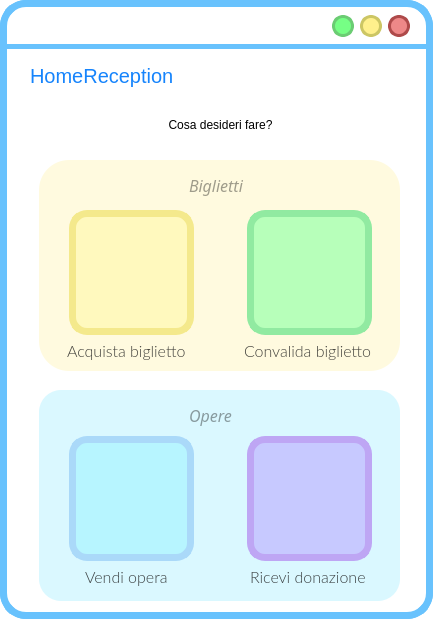
This is frontend/ui/HomeReception.ui in MrPio/MuseoOmero as Qt 5 draws it before an edit. The edited form follows.
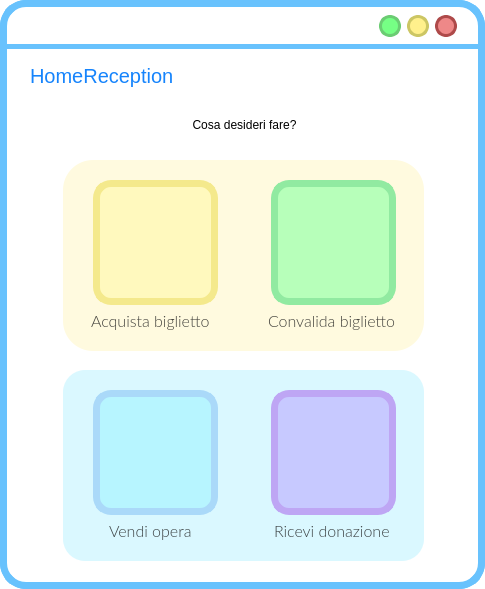
This is the edited form. Icons and pictures are not drawn.

Diff of the .ui file:
```diff
--- a/frontend/ui/HomeReception.ui
+++ b/frontend/ui/HomeReception.ui
@@ -6,8 +6,8 @@
    <rect>
     <x>0</x>
     <y>0</y>
-    <width>433</width>
-    <height>619</height>
+    <width>485</width>
+    <height>589</height>
    </rect>
   </property>
   <property name="windowTitle">
@@ -58,7 +58,7 @@
    <widget class="QPushButton" name="reduceButton">
     <property name="geometry">
      <rect>
-      <x>332</x>
+      <x>379</x>
       <y>15</y>
       <width>22</width>
       <height>22</height>
@@ -109,7 +109,7 @@
    <widget class="QPushButton" name="exitButton">
     <property name="geometry">
      <rect>
-      <x>388</x>
+      <x>435</x>
       <y>15</y>
       <width>22</width>
       <height>22</height>
@@ -160,7 +160,7 @@
    <widget class="QPushButton" name="maximizeButton">
     <property name="geometry">
      <rect>
-      <x>360</x>
+      <x>407</x>
       <y>15</y>
       <width>22</width>
       <height>22</height>
@@ -211,7 +211,7 @@
    <widget class="QLabel" name="label_4">
     <property name="geometry">
      <rect>
-      <x>10</x>
+      <x>34</x>
       <y>100</y>
       <width>421</width>
       <height>51</height>
@@ -229,10 +229,10 @@
    <widget class="QLabel" name="label_2">
     <property name="geometry">
      <rect>
-      <x>39</x>
+      <x>63</x>
       <y>160</y>
       <width>361</width>
-      <height>211</height>
+      <height>191</height>
      </rect>
     </property>
     <property name="styleSheet">
@@ -259,8 +259,8 @@
    <widget class="QLabel" name="acquistaBigliettoBigButton">
     <property name="geometry">
      <rect>
-      <x>69</x>
-      <y>210</y>
+      <x>93</x>
+      <y>180</y>
       <width>125</width>
       <height>125</height>
      </rect>
@@ -301,10 +301,10 @@
    <widget class="QLabel" name="label_3">
     <property name="geometry">
      <rect>
-      <x>39</x>
-      <y>390</y>
+      <x>63</x>
+      <y>370</y>
       <width>361</width>
-      <height>211</height>
+      <height>191</height>
      </rect>
     </property>
     <property name="styleSheet">
@@ -329,8 +329,8 @@
    <widget class="QLabel" name="label_14">
     <property name="geometry">
      <rect>
-      <x>250</x>
-      <y>566</y>
+      <x>274</x>
+      <y>520</y>
       <width>121</width>
       <height>21</height>
      </rect>
@@ -363,8 +363,8 @@
    <widget class="QLabel" name="label_13">
     <property name="geometry">
      <rect>
-      <x>85</x>
-      <y>566</y>
+      <x>109</x>
+      <y>520</y>
       <width>91</width>
       <height>21</height>
      </rect>
@@ -394,46 +394,11 @@
      <string>Vendi opera</string>
     </property>
    </widget>
-   <widget class="QLabel" name="label_10">
-    <property name="geometry">
-     <rect>
-      <x>189</x>
-      <y>400</y>
-      <width>61</width>
-      <height>31</height>
-     </rect>
-    </property>
-    <property name="font">
-     <font>
-      <family>Lato-regular</family>
-      <pointsize>-1</pointsize>
-      <weight>50</weight>
-      <italic>false</italic>
-      <bold>false</bold>
-     </font>
-    </property>
-    <property name="styleSheet">
-     <string notr="true">QLabel{
-background-color: rgba(218, 248, 255);
-left: 361px;
-top: 479px;
-width: 51px;
-height: 24px;
-color: rgba(0, 0, 0, 0.38);
-font-size: 20px;
-text-align: center;
-font-family: Lato-regular;
-}</string>
-    </property>
-    <property name="text">
-     <string>&lt;html&gt;&lt;head/&gt;&lt;body&gt;&lt;p&gt;&lt;span style=&quot; font-size:12pt; font-style:italic;&quot;&gt;Opere&lt;/span&gt;&lt;/p&gt;&lt;/body&gt;&lt;/html&gt;</string>
-    </property>
-   </widget>
    <widget class="QLabel" name="vendiOperaBigButton">
     <property name="geometry">
      <rect>
-      <x>69</x>
-      <y>436</y>
+      <x>93</x>
+      <y>390</y>
       <width>125</width>
       <height>125</height>
      </rect>
@@ -474,8 +439,8 @@
    <widget class="QLabel" name="label_12">
     <property name="geometry">
      <rect>
-      <x>244</x>
-      <y>340</y>
+      <x>268</x>
+      <y>310</y>
       <width>131</width>
       <height>21</height>
      </rect>
@@ -508,8 +473,8 @@
    <widget class="QLabel" name="convalidaBigliettoBigButton">
     <property name="geometry">
      <rect>
-      <x>247</x>
-      <y>210</y>
+      <x>271</x>
+      <y>180</y>
       <width>125</width>
       <height>125</height>
      </rect>
@@ -550,8 +515,8 @@
    <widget class="QLabel" name="riceviDonazioneBigButton">
     <property name="geometry">
      <rect>
-      <x>247</x>
-      <y>436</y>
+      <x>271</x>
+      <y>390</y>
       <width>125</width>
       <height>125</height>
      </rect>
@@ -589,41 +554,6 @@
      <number>17</number>
     </property>
    </widget>
-   <widget class="QLabel" name="label_11">
-    <property name="geometry">
-     <rect>
-      <x>189</x>
-      <y>170</y>
-      <width>71</width>
-      <height>31</height>
-     </rect>
-    </property>
-    <property name="font">
-     <font>
-      <family>Lato-regular</family>
-      <pointsize>-1</pointsize>
-      <weight>50</weight>
-      <italic>false</italic>
-      <bold>false</bold>
-     </font>
-    </property>
-    <property name="styleSheet">
-     <string notr="true">QLabel{
-background-color: rgb(255, 250, 223);
-left: 361px;
-top: 479px;
-width: 51px;
-height: 24px;
-color: rgba(0, 0, 0, 0.38);
-font-size: 20px;
-text-align: center;
-font-family: Lato-regular;
-}</string>
-    </property>
-    <property name="text">
-     <string>&lt;html&gt;&lt;head/&gt;&lt;body&gt;&lt;p&gt;&lt;span style=&quot; font-size:12pt; font-style:italic;&quot;&gt;Biglietti&lt;/span&gt;&lt;/p&gt;&lt;/body&gt;&lt;/html&gt;</string>
-    </property>
-   </widget>
    <widget class="QLabel" name="titoloLabel">
     <property name="geometry">
      <rect>
@@ -647,7 +577,7 @@
    <widget class="QLabel" name="accountButton">
     <property name="geometry">
      <rect>
-      <x>360</x>
+      <x>407</x>
       <y>60</y>
       <width>38</width>
       <height>38</height>
@@ -691,8 +621,8 @@
    <widget class="QLabel" name="label_15">
     <property name="geometry">
      <rect>
-      <x>67</x>
-      <y>340</y>
+      <x>91</x>
+      <y>310</y>
       <width>131</width>
       <height>21</height>
      </rect>
```
